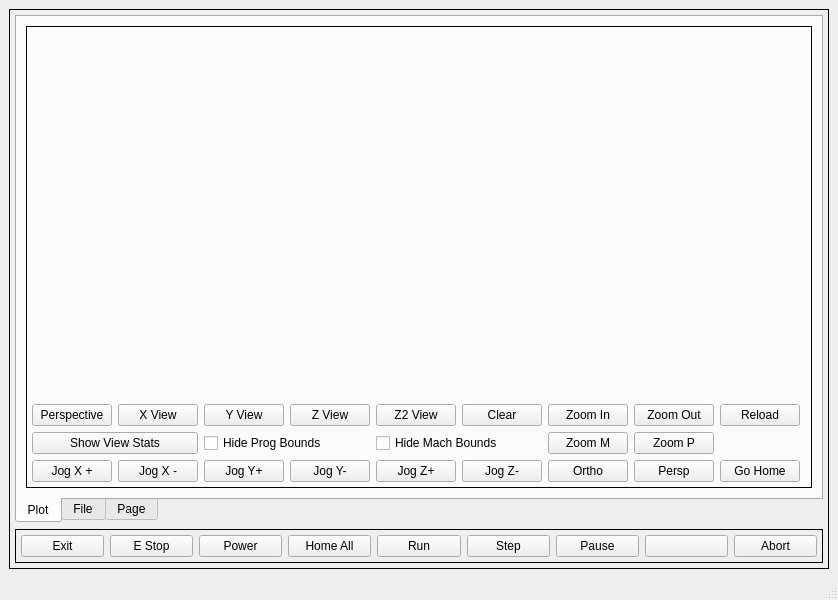
First picture: the form in examples/vtk_test/vtk_test/ui/mainwindow.ui, repository kcjengr/qtpyvcp, before the edit.
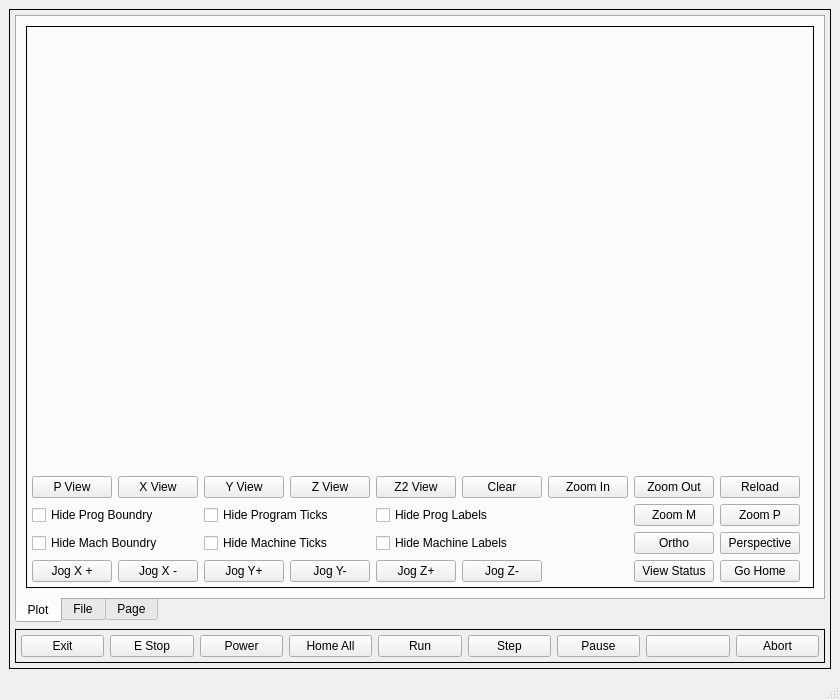
Second picture: the form after the edit. Custom widgets are drawn as their Qt base class.

Commit message: ENH: add control for boundry, ticks, and labels

```diff
--- a/examples/vtk_test/vtk_test/ui/mainwindow.ui
+++ b/examples/vtk_test/vtk_test/ui/mainwindow.ui
@@ -6,8 +6,8 @@
    <rect>
     <x>0</x>
     <y>0</y>
-    <width>800</width>
-    <height>600</height>
+    <width>840</width>
+    <height>700</height>
    </rect>
   </property>
   <property name="sizePolicy">
@@ -18,8 +18,8 @@
   </property>
   <property name="maximumSize">
    <size>
-    <width>800</width>
-    <height>600</height>
+    <width>840</width>
+    <height>700</height>
    </size>
   </property>
   <property name="windowTitle">
@@ -58,7 +58,7 @@
            <string>Plot</string>
           </attribute>
           <layout class="QGridLayout" name="gridLayout_2">
-           <item row="0" column="0">
+           <item row="0" column="1">
             <widget class="QFrame" name="gridFrame">
              <property name="frameShape">
               <enum>QFrame::Box</enum>
@@ -76,102 +76,7 @@
               <property name="bottomMargin">
                <number>5</number>
               </property>
-              <item row="3" column="0" colspan="2">
-               <widget class="QPushButton" name="showViewStats">
-                <property name="text">
-                 <string>Show View Stats</string>
-                </property>
-               </widget>
-              </item>
-              <item row="1" column="1">
-               <widget class="QPushButton" name="viewX">
-                <property name="text">
-                 <string>X View</string>
-                </property>
-               </widget>
-              </item>
-              <item row="1" column="6">
-               <widget class="QPushButton" name="viewZoomIn">
-                <property name="text">
-                 <string>Zoom In</string>
-                </property>
-               </widget>
-              </item>
-              <item row="4" column="0">
-               <widget class="ActionButton" name="actionbutton_10">
-                <property name="text">
-                 <string>Jog X +</string>
-                </property>
-                <property name="actionName" stdset="0">
-                 <string>machine.jog.axis:x,pos</string>
-                </property>
-               </widget>
-              </item>
-              <item row="1" column="0">
-               <widget class="QPushButton" name="viewP">
-                <property name="text">
-                 <string>Perspective</string>
-                </property>
-               </widget>
-              </item>
-              <item row="1" column="7">
-               <widget class="QPushButton" name="viewZoomOut">
-                <property name="text">
-                 <string>Zoom Out</string>
-                </property>
-               </widget>
-              </item>
-              <item row="4" column="8">
-               <widget class="MDIButton" name="mdibutton">
-                <property name="text">
-                 <string>Go Home</string>
-                </property>
-                <property name="MDICommand" stdset="0">
-                 <string>G0X0Y0Z0</string>
-                </property>
-               </widget>
-              </item>
-              <item row="1" column="2">
-               <widget class="QPushButton" name="viewY">
-                <property name="text">
-                 <string>Y View</string>
-                </property>
-               </widget>
-              </item>
-              <item row="0" column="0" colspan="10">
-               <widget class="VTKWidget" name="vtk"/>
-              </item>
-              <item row="4" column="1">
-               <widget class="ActionButton" name="actionbutton_11">
-                <property name="text">
-                 <string>Jog X -</string>
-                </property>
-                <property name="actionName" stdset="0">
-                 <string>machine.jog.axis:x,neg</string>
-                </property>
-               </widget>
-              </item>
-              <item row="4" column="2">
-               <widget class="ActionButton" name="actionbutton_12">
-                <property name="text">
-                 <string>Jog Y+</string>
-                </property>
-                <property name="actionName" stdset="0">
-                 <string>machine.jog.axis:y,pos</string>
-                </property>
-               </widget>
-              </item>
-              <item row="4" column="3">
-               <widget class="ActionButton" name="actionbutton_13">
-                <property name="text">
-                 <string>Jog Y-</string>
-                </property>
-                <property name="actionName" stdset="0">
-                 <string>machine.jog.axis:y,neg</string>
-                </property>
-               </widget>
-              </item>
-              <item row="4" column="4">
+              <item row="5" column="4">
                <widget class="ActionButton" name="actionbutton_14">
                 <property name="text">
                  <string>Jog Z+</string>
@@ -181,7 +86,7 @@
                 </property>
                </widget>
               </item>
-              <item row="4" column="5">
+              <item row="5" column="5">
                <widget class="ActionButton" name="actionbutton_15">
                 <property name="text">
                  <string>Jog Z-</string>
@@ -191,13 +96,6 @@
                 </property>
                </widget>
               </item>
-              <item row="3" column="2" colspan="2">
-               <widget class="QCheckBox" name="viewHideProgramBounds">
-                <property name="text">
-                 <string>Hide Prog Bounds</string>
-                </property>
-               </widget>
-              </item>
               <item row="1" column="5">
                <widget class="QPushButton" name="viewClear">
                 <property name="text">
@@ -226,24 +124,96 @@
                 </property>
                </widget>
               </item>
-              <item row="3" column="4" colspan="2">
-               <widget class="QCheckBox" name="viewHideMachineBounds">
+              <item row="0" column="0" colspan="10">
+               <widget class="VTKWidget" name="vtk"/>
+              </item>
+              <item row="5" column="1">
+               <widget class="ActionButton" name="actionbutton_11">
                 <property name="text">
-                 <string>Hide Mach Bounds</string>
+                 <string>Jog X -</string>
                 </property>
                </widget>
               </item>
-              <item row="3" column="6">
-               <widget class="QPushButton" name="viewMachine">
-                <property name="toolTip">
-                 <string>Zoom to Machine Bounds</string>
+              <item row="5" column="2">
+               <widget class="ActionButton" name="actionbutton_12">
+                <property name="text">
+                 <string>Jog Y+</string>
                 </property>
+                <property name="actionName" stdset="0">
+                 <string>machine.jog.axis:y,pos</string>
+                </property>
+               </widget>
+              </item>
+              <item row="5" column="3">
+               <widget class="ActionButton" name="actionbutton_13">
                 <property name="text">
-                 <string>Zoom M</string>
+                 <string>Jog Y-</string>
                 </property>
                </widget>
               </item>
-              <item row="3" column="7">
+              <item row="1" column="1">
+               <widget class="QPushButton" name="viewX">
+                <property name="text">
+                 <string>X View</string>
+                </property>
+               </widget>
+              </item>
+              <item row="1" column="6">
+               <widget class="QPushButton" name="viewZoomIn">
+                <property name="text">
+                 <string>Zoom In</string>
+                </property>
+               </widget>
+              </item>
+              <item row="5" column="0">
+               <widget class="ActionButton" name="actionbutton_10">
+                <property name="text">
+                 <string>Jog X +</string>
+                </property>
+                <property name="actionName" stdset="0">
+                 <string>machine.jog.axis:x,pos</string>
+                </property>
+               </widget>
+              </item>
+              <item row="1" column="0">
+               <widget class="QPushButton" name="viewP">
+                <property name="text">
+                 <string>P View</string>
+                </property>
+               </widget>
+              </item>
+              <item row="1" column="7">
+               <widget class="QPushButton" name="viewZoomOut">
+                <property name="text">
+                 <string>Zoom Out</string>
+                </property>
+               </widget>
+              </item>
+              <item row="5" column="8">
+               <widget class="MDIButton" name="mdibutton">
+                <property name="text">
+                 <string>Go Home</string>
+                </property>
+                <property name="MDICommand" stdset="0">
+                 <string>G0X0Y0Z0</string>
+                </property>
+               </widget>
+              </item>
+              <item row="1" column="2">
+               <widget class="QPushButton" name="viewY">
+                <property name="text">
+                 <string>Y View</string>
+                </property>
+               </widget>
+              </item>
+              <item row="4" column="4" colspan="2">
+               <widget class="QCheckBox" name="hideMachineLabels">
+                <property name="text">
+                 <string>Hide Machine Labels</string>
+                </property>
+               </widget>
+              </item>
+              <item row="3" column="8">
                <widget class="QPushButton" name="viewPath">
                 <property name="toolTip">
                  <string>Zoom to Path Bounds</string>
@@ -253,17 +223,69 @@
                 </property>
                </widget>
               </item>
-              <item row="4" column="6">
+              <item row="3" column="7">
+               <widget class="QPushButton" name="viewMachine">
+                <property name="toolTip">
+                 <string>Zoom to Machine Bounds</string>
+                </property>
+                <property name="text">
+                 <string>Zoom M</string>
+                </property>
+               </widget>
+              </item>
+              <item row="4" column="8">
+               <widget class="QPushButton" name="viewPerspective">
+                <property name="text">
+                 <string>Perspective</string>
+                </property>
+               </widget>
+              </item>
+              <item row="4" column="7">
                <widget class="QPushButton" name="viewOrtho">
                 <property name="text">
                  <string>Ortho</string>
                 </property>
                </widget>
               </item>
-              <item row="4" column="7">
-               <widget class="QPushButton" name="viewPerspective">
+              <item row="3" column="2" colspan="2">
+               <widget class="QCheckBox" name="hideProgramTicks">
                 <property name="text">
-                 <string>Persp</string>
+                 <string>Hide Program Ticks</string>
+                </property>
+               </widget>
+              </item>
+              <item row="5" column="7">
+               <widget class="QPushButton" name="showViewStats">
+                <property name="text">
+                 <string>View Status</string>
+                </property>
+               </widget>
+              </item>
+              <item row="3" column="0" colspan="2">
+               <widget class="QCheckBox" name="hideProgramBoundry">
+                <property name="text">
+                 <string>Hide Prog Boundry</string>
+                </property>
+               </widget>
+              </item>
+              <item row="4" column="0" colspan="2">
+               <widget class="QCheckBox" name="hideMachineBoundry">
+                <property name="text">
+                 <string>Hide Mach Boundry</string>
+                </property>
+               </widget>
+              </item>
+              <item row="3" column="4" colspan="2">
+               <widget class="QCheckBox" name="hideProgramLabels">
+                <property name="text">
+                 <string>Hide Prog Labels</string>
+                </property>
+               </widget>
+              </item>
+              <item row="4" column="2" colspan="2">
+               <widget class="QCheckBox" name="hideMachineTicks">
+                <property name="text">
+                 <string>Hide Machine Ticks</string>
                 </property>
                </widget>
               </item>
```
Left out of the diff: 90 changed lines with no effect on the pictures. The commit also changes 1 other file.
